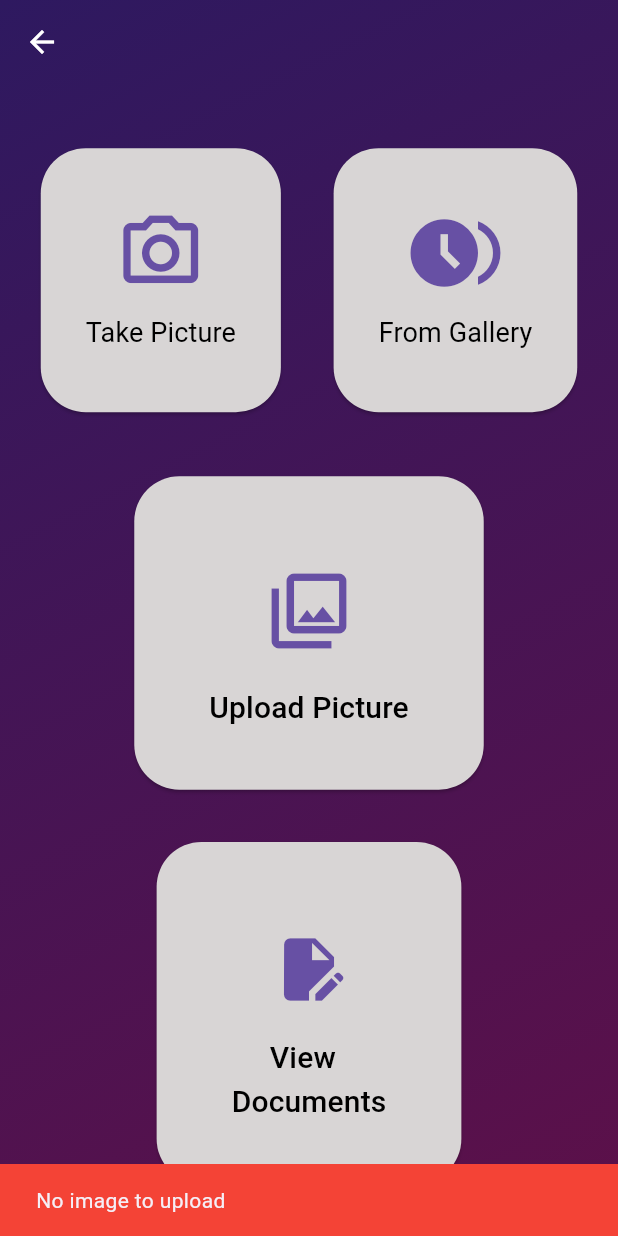
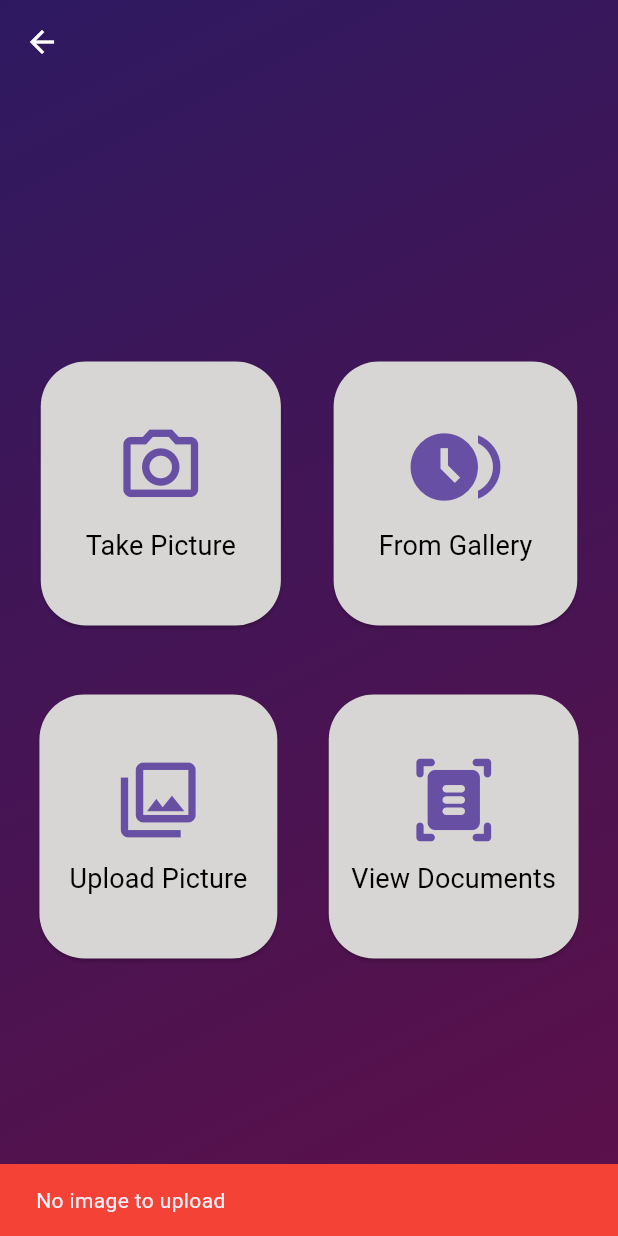
Before and after one commit to priyankarouniyarr/dynamicscanner-app, a Flutter app: the AddImage screen opened directly, after a tap on "From Gallery", on a phone screen of 412 x 824 dp. Run offline on Flutter 3.47's test engine with Material 3 defaults, Android fonts, the light colour scheme and no system bars; our stand-ins replace accordion, flutter_image_compress, google_fonts, image_picker, shared_preferences; missing offline and left inert: jwt_decode; accounts and stored records are empty; network calls fail.

Commit message:
uploading code

```diff
--- a/lib/screen/document scanner/AddImage.dart
+++ b/lib/screen/document scanner/AddImage.dart
@@ -91,9 +91,26 @@ class _AddImageState extends State<AddImage> {
   }
 
   _imageFromGallery() async {
+    try {
+      Directory tempDir = await getTemporaryDirectory();
+      tempPath = tempDir.path;
+      log("Temporary Directory Path: $tempPath");
+
+      Directory appDocDir = await getApplicationDocumentsDirectory();
+      final Directory appDocDirFolder = Directory(
+        '${appDocDir.path}/DynamicEmrScan/',
+      );
+      final Directory appScanFolder = await appDocDirFolder.create(
+        recursive: true,
+      );
+      appDocPath = appScanFolder.path;
+      log("Application Document Directory Path: $appDocPath");
+
       XFile? uploadedImage = await imagePicker.pickImage(
         source: ImageSource.gallery,
       );
+
+      if (!mounted) return; // Ensure context is valid
       if (uploadedImage == null) {
         ScaffoldMessenger.of(context).showSnackBar(
           SnackBar(
@@ -101,17 +118,34 @@ class _AddImageState extends State<AddImage> {
             backgroundColor: Colors.red,
           ),
         );
-    } else {
+        return;
+      }
+
       final File imagePath = File(uploadedImage.path);
       setState(() {
         _image = imagePath;
       });
-      // Navigator.push(
-      //   context,
-      //   MaterialPageRoute(
-      //     builder: (context) => DisplayPicture(image: _image, context: context),
-      //   ),
-      // );
+
+      log("Image Path: ${imagePath.path}");
+      String fileName = imagePath.path.split('/').last;
+      log("File Name: $fileName");
+      String targetPath = '$appDocPath/$fileName';
+      log("Target Path: $targetPath");
+
+      await FlutterImageCompress.compressAndGetFile(
+        imagePath.absolute.path,
+        targetPath,
+        minWidth: 2300,
+        minHeight: 1500,
+        quality: 50,
+      );
+    } catch (error) {
+      if (!mounted) return; // Ensure context is valid
+      showAlert(
+        bContext: context,
+        title: "Error capturing image file",
+        content: error.toString(),
+      );
     }
   }
 
@@ -136,7 +170,7 @@ class _AddImageState extends State<AddImage> {
         backgroundColor: Colors.transparent,
         body: Center(
           child: Column(
-            mainAxisAlignment: MainAxisAlignment.spaceEvenly,
+            mainAxisAlignment: MainAxisAlignment.center,
             children: [
               Row(
                 mainAxisAlignment: MainAxisAlignment.spaceEvenly,
@@ -218,28 +252,39 @@ class _AddImageState extends State<AddImage> {
                   ),
                 ],
               ),
-
-              //upload picture
-              ElevatedButton(
+              SizedBox(height: 30),
+              Row(
+                mainAxisAlignment: MainAxisAlignment.spaceEvenly,
+                children: [
+                  Padding(
+                    padding: const EdgeInsets.all(8.0),
+                    child: ElevatedButton(
                       style: ElevatedButton.styleFrom(
-                  backgroundColor: const Color.fromARGB(255, 216, 213, 213),
-                  padding: EdgeInsets.symmetric(vertical: 40, horizontal: 50),
+                        backgroundColor: const Color.fromARGB(
+                          255,
+                          216,
+                          213,
+                          213,
+                        ),
+                        padding: EdgeInsets.symmetric(
+                          vertical: 40,
+                          horizontal: 20,
+                        ),
                         shape: RoundedRectangleBorder(
                           borderRadius: BorderRadius.circular(30),
                         ),
                       ),
                       child: Column(
                         children: [
-                    Padding(
-                      padding: EdgeInsets.all(20),
-                      child: Icon(Icons.photo_library_outlined, size: 60),
-                    ),
+                          Icon(Icons.photo_library_outlined, size: 60),
+
+                          SizedBox(height: 10),
                           Text(
                             "Upload Picture",
                             style: TextStyle(
                               color: Colors.black,
-                        fontSize: 20,
-                        fontWeight: FontWeight.w500,
+                              fontSize: 18,
+                              fontWeight: FontWeight.w400,
                             ),
                           ),
                         ],
@@ -247,31 +292,42 @@ class _AddImageState extends State<AddImage> {
                       onPressed: () => {
                         Navigator.push(
                           context,
-                    MaterialPageRoute(builder: (context) => PatientInfo()),
+                          MaterialPageRoute(
+                            builder: (context) => PatientInfo(),
+                          ),
                         ),
                       },
                     ),
-              //documents uplodaed to view here
-              ElevatedButton(
+                  ),
+
+                  Padding(
+                    padding: const EdgeInsets.all(8.0),
+                    child: ElevatedButton(
                       style: ElevatedButton.styleFrom(
-                  backgroundColor: const Color.fromARGB(255, 216, 213, 213),
-                  padding: EdgeInsets.symmetric(vertical: 40, horizontal: 50),
+                        backgroundColor: const Color.fromARGB(
+                          255,
+                          216,
+                          213,
+                          213,
+                        ),
+                        padding: EdgeInsets.symmetric(
+                          vertical: 40,
+                          horizontal: 15,
+                        ),
                         shape: RoundedRectangleBorder(
                           borderRadius: BorderRadius.circular(30),
                         ),
                       ),
                       child: Column(
                         children: [
-                    Padding(
-                      padding: EdgeInsets.all(20),
-                      child: Icon(Icons.edit_document, size: 50),
-                    ),
+                          Icon(Icons.document_scanner_rounded, size: 60),
+                          SizedBox(height: 10),
                           Text(
-                      "     View \nDocuments",
+                            "View Documents",
                             style: TextStyle(
                               color: Colors.black,
-                        fontSize: 20,
-                        fontWeight: FontWeight.w500,
+                              fontSize: 18,
+                              fontWeight: FontWeight.w400,
                             ),
                           ),
                         ],
@@ -279,9 +335,14 @@ class _AddImageState extends State<AddImage> {
                       onPressed: () => {
                         Navigator.push(
                           context,
-                    MaterialPageRoute(builder: (context) => Viewdocuments()),
+                          MaterialPageRoute(
+                            builder: (context) => Viewdocuments(),
+                          ),
                         ),
                       },
+                    ),
+                  ),
+                ],
               ),
             ],
           ),
```
Lines whose indentation alone changed are shown as unchanged.
